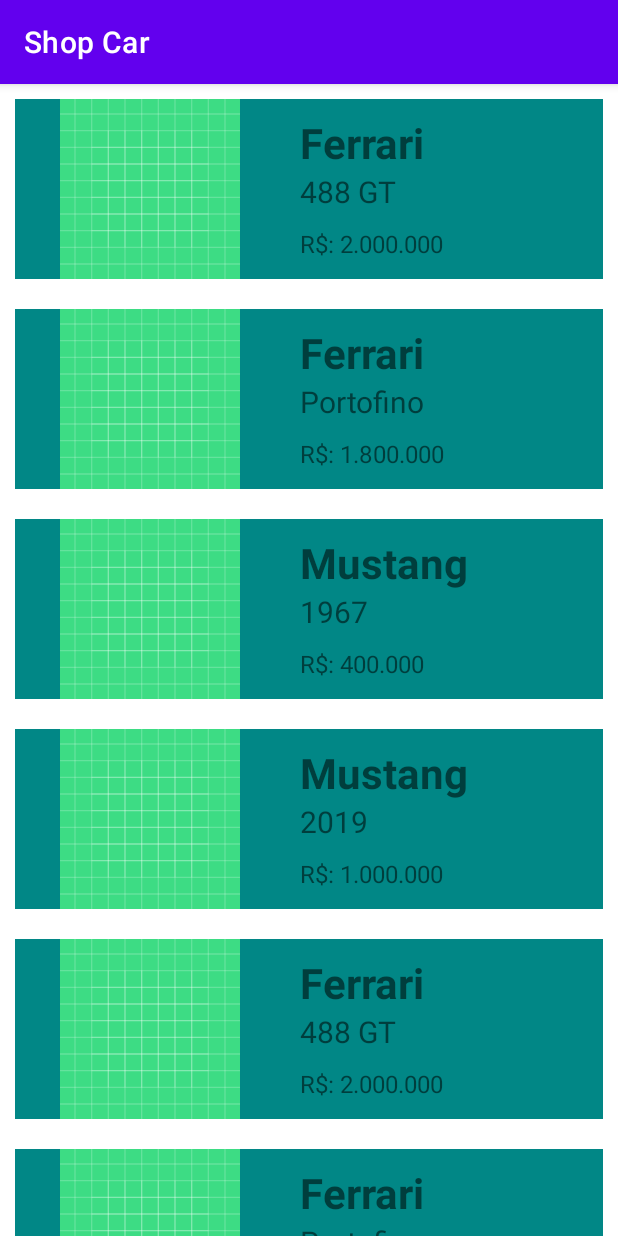
After one commit to CelsoMatiazi/Android_Studies, an Android app: the RecicleViewMainActivityEx3 screen opened directly, with no data from a screen before it, on a phone screen of 412 x 824 dp. The commit adds this screen. Run offline under Robolectric (Android 15) with nearby library versions, the phone set to English and light mode, and no system bars; our stand-ins replace Picasso; pictures from the network do not load.

Commit message:
exercicio de recyclerView carros

```diff
--- a/app/build.gradle
+++ b/app/build.gradle
@@ -33,7 +33,6 @@ android {
 }
 
 dependencies {
-
     implementation "org.jetbrains.kotlin:kotlin-stdlib:$kotlin_version"
     implementation 'androidx.core:core-ktx:1.6.0'
     implementation 'androidx.appcompat:appcompat:1.3.1'
@@ -44,4 +43,6 @@ dependencies {
     androidTestImplementation 'androidx.test.ext:junit:1.1.3'
     androidTestImplementation 'androidx.test.espresso:espresso-core:3.4.0'
     implementation "androidx.viewpager2:viewpager2:1.0.0"
+    implementation 'de.hdodenhof:circleimageview:3.1.0'
+    implementation 'com.squareup.picasso:picasso:2.71828'
 }
--- a/app/src/main/java/com/example/cursoandroiddh/RecicleView/Exemplo1/AlunoViewHolder.kt
+++ b/app/src/main/java/com/example/cursoandroiddh/RecicleView/Exemplo1/ArtistViewHolder.kt
@@ -5,6 +5,6 @@ import android.widget.TextView
 import androidx.recyclerview.widget.RecyclerView
 import com.example.cursoandroiddh.R
 
-class AlunoViewHolder(view: View) : RecyclerView.ViewHolder(view) {
+class ArtistViewHolder(view: View) : RecyclerView.ViewHolder(view) {
    var nome = view.findViewById<TextView>(R.id.TV_recycle_ex1)
 }
--- a/app/src/main/java/com/example/cursoandroiddh/RecicleView/Exemplo1/RecicleViewMainActivity.kt
+++ b/app/src/main/java/com/example/cursoandroiddh/RecicleView/Exemplo1/RecicleViewMainActivity.kt
@@ -6,6 +6,8 @@ import android.os.Bundle
 import android.widget.LinearLayout.VERTICAL
 import androidx.recyclerview.widget.LinearLayoutManager
 import androidx.recyclerview.widget.RecyclerView
+
+
 
 @SuppressLint("WrongConstant")
 class RecicleViewMainActivity : AppCompatActivity() {
@@ -20,7 +22,7 @@ class RecicleViewMainActivity : AppCompatActivity() {
         //GridLayoutManager(this,3,VERTICAL,false)
     }
 
-    private val alunos = listOf(
+    private val artists = listOf(
         "Mike Stern",
         "Scott Henderson",
         "Paco de Lucia",
@@ -46,6 +48,6 @@ class RecicleViewMainActivity : AppCompatActivity() {
         setContentView(recycler)
 
         recycler.layoutManager = manager
-        recycler.adapter = AdapterAlunos(this, alunos)
+        recycler.adapter = AdapterArtists(this, artists)
     }
 }
--- /dev/null
+++ b/app/src/main/java/com/example/cursoandroiddh/RecicleView/Exemplo2/User.kt
@@ -0,0 +1,6 @@
+package com.example.cursoandroiddh.RecicleView.Exemplo2
+
+data class User(
+    var nome: String,
+    var imagemUrl: String
+)
--- /dev/null
+++ b/app/src/main/java/com/example/cursoandroiddh/RecicleView/Exemplo3/CarModel.kt
@@ -0,0 +1,8 @@
+package com.example.cursoandroiddh.RecicleView.Exemplo3
+
+data class CarModel(
+    var marca: String,
+    var modelo: String,
+    var imageUrl: String,
+    var valor: String
+)
--- /dev/null
+++ b/app/src/main/java/com/example/cursoandroiddh/RecicleView/Exemplo3/RecicleViewMainActivityEx3.kt
@@ -0,0 +1,51 @@
+package com.example.cursoandroiddh.RecicleView.Exemplo3
+
+import androidx.appcompat.app.AppCompatActivity
+import android.os.Bundle
+import androidx.recyclerview.widget.LinearLayoutManager
+import androidx.recyclerview.widget.RecyclerView
+import com.example.cursoandroiddh.R
+
+
+
+class RecicleViewMainActivityEx3 : AppCompatActivity() {
+
+    lateinit var recyclerViewEx3: RecyclerView
+    lateinit var adapterEx3: RecyclerViewAdapterEx3
+
+
+    override fun onCreate(savedInstanceState: Bundle?) {
+        super.onCreate(savedInstanceState)
+        setContentView(R.layout.activity_recicle_view_main_ex3)
+
+        title = "Shop Car"
+
+        initiComponentsEx3()
+    }
+
+
+    private fun initCarList(): MutableList<CarModel> {
+
+        return mutableListOf(
+           CarModel("Ferrari", "488 GT", "https://cdn.carbuzz.com/gallery-images/840x560/341000/300/341322.jpg", "R\$: 2.000.000"),
+           CarModel("Ferrari", "Portofino", "https://cdn.motor1.com/images/mgl/Ae27x/s1/ferrari-portofino-m.jpg", "R\$: 1.800.000"),
+           CarModel("Mustang", "1967", "https://images.noticiasautomotivas.com.br/img/f/ford-mustang-1967-03-1024x576.jpg", "R\$: 400.000"),
+           CarModel("Mustang", "2019", "https://3.bp.blogspot.com/-IfLDOl4asmo/W_3FpKkLDKI/AAAAAAAAMAo/rlYjhLcjHksptBJIgwnE53OsEEiGaE_PQCLcBGAs/s1600/FordMustangGT2019-1.jpg", "R\$: 1.000.000"),
+           CarModel("Ferrari", "488 GT", "https://cdn.carbuzz.com/gallery-images/840x560/341000/300/341322.jpg","R\$: 2.000.000"), CarModel("Ferrari", "Portofino", "https://cdn.motor1.com/images/mgl/Ae27x/s1/ferrari-portofino-m.jpg", "R\$: 750.000"),
+           CarModel("Mustang", "1967", "https://images.noticiasautomotivas.com.br/img/f/ford-mustang-1967-03-1024x576.jpg", "R\$: 2.000.000"),
+           CarModel("Mustang", "2019", "https://3.bp.blogspot.com/-IfLDOl4asmo/W_3FpKkLDKI/AAAAAAAAMAo/rlYjhLcjHksptBJIgwnE53OsEEiGaE_PQCLcBGAs/s1600/FordMustangGT2019-1.jpg", "R\$: 1.000.000"),
+        )
+    }
+
+
+    private fun initiComponentsEx3(){
+
+        val cars = initCarList()
+
+        recyclerViewEx3 = findViewById(R.id.recycler_view_ex3)
+        adapterEx3 = RecyclerViewAdapterEx3(cars, this)
+        recyclerViewEx3?.layoutManager = LinearLayoutManager(this)
+        recyclerViewEx3?.adapter = adapterEx3
+
+    }
+}
--- /dev/null
+++ b/app/src/main/java/com/example/cursoandroiddh/RecicleView/Exemplo3/RecyclerViewAdapterEx3.kt
@@ -0,0 +1,48 @@
+package com.example.cursoandroiddh.RecicleView.Exemplo3
+
+import android.view.LayoutInflater
+import android.view.View
+import android.view.ViewGroup
+import android.widget.ImageView
+import android.widget.TextView
+import androidx.recyclerview.widget.RecyclerView
+import com.example.cursoandroiddh.R
+import com.squareup.picasso.Picasso
+
+
+class RecyclerViewAdapterEx3(
+    private var cars: MutableList<CarModel>,
+    private val carView: RecicleViewMainActivityEx3
+): RecyclerView.Adapter<RecyclerViewAdapterEx3.CarViewHolder>() {
+
+
+
+    override fun onCreateViewHolder(parent: ViewGroup, viewType: Int): CarViewHolder {
+        val view = LayoutInflater.from(parent.context).inflate(R.layout.layout_recycler_ex3, parent, false)
+        return CarViewHolder(view)
+    }
+
+    override fun onBindViewHolder(holder: CarViewHolder, position: Int) {
+        Picasso.get()
+            .load(cars[position].imageUrl)
+            .placeholder(R.drawable.ic_launcher_background)
+            .into((holder.imagem))
+
+        holder.marca.text = cars[position].marca
+        holder.modelo.text = cars[position].modelo
+        holder.valor.text = cars[position].valor
+
+    }
+
+    override fun getItemCount(): Int {
+        return cars.size
+    }
+
+
+    class CarViewHolder(itemView: View): RecyclerView.ViewHolder(itemView){
+        var imagem: ImageView = itemView.findViewById(R.id.IV_ex3_image)
+        var marca: TextView = itemView.findViewById(R.id.TV_ex3_marca)
+        var modelo: TextView = itemView.findViewById(R.id.TV_ex3_modelo)
+        var valor: TextView = itemView.findViewById(R.id.TV_ex3_valor)
+    }
+}
--- /dev/null
+++ b/app/src/main/res/layout/activity_recicle_view_main_ex3.xml
@@ -0,0 +1,15 @@
+<?xml version="1.0" encoding="utf-8"?>
+<LinearLayout xmlns:android="http://schemas.android.com/apk/res/android"
+    xmlns:app="http://schemas.android.com/apk/res-auto"
+    xmlns:tools="http://schemas.android.com/tools"
+    android:layout_width="match_parent"
+    android:layout_height="match_parent"
+    tools:context=".RecicleView.Exemplo3.RecicleViewMainActivityEx3">
+
+
+    <androidx.recyclerview.widget.RecyclerView
+        android:id="@+id/recycler_view_ex3"
+        android:layout_width="match_parent"
+        android:layout_height="match_parent"/>
+
+</LinearLayout>
--- /dev/null
+++ b/app/src/main/res/layout/layout_recycler_ex3.xml
@@ -0,0 +1,61 @@
+<?xml version="1.0" encoding="utf-8"?>
+<LinearLayout xmlns:android="http://schemas.android.com/apk/res/android"
+    android:layout_width="match_parent"
+    android:orientation="vertical"
+    android:padding="10dp"
+    android:layout_height="140dp">
+
+    <LinearLayout
+        android:layout_width="match_parent"
+        android:layout_height="match_parent"
+        android:background="@color/teal_700"
+        android:orientation="horizontal">
+
+
+        <ImageView
+            android:id="@+id/IV_ex3_image"
+            android:layout_width="180dp"
+            android:layout_height="match_parent"
+        />
+
+        <LinearLayout
+            android:layout_width="match_parent"
+            android:layout_height="match_parent"
+            android:orientation="vertical"
+            android:padding="10dp"
+            >
+
+            <TextView
+                android:id="@+id/TV_ex3_marca"
+                android:layout_width="match_parent"
+                android:layout_height="wrap_content"
+                android:text="Ferrari"
+                android:textSize="28dp"
+                android:textStyle="bold"
+                />
+
+
+            <TextView
+                android:id="@+id/TV_ex3_modelo"
+                android:layout_width="match_parent"
+                android:layout_height="wrap_content"
+                android:text="Ferrari"
+                android:textSize="20dp"
+
+            />
+
+
+            <TextView
+                android:id="@+id/TV_ex3_valor"
+                android:layout_width="match_parent"
+                android:layout_height="wrap_content"
+                android:paddingTop="10dp"
+                android:text="R$ 200.00"
+                android:textSize="16dp"
+                />
+
+        </LinearLayout>
+
+    </LinearLayout>
+
+</LinearLayout>
```
Also changed, not shown: app/src/main/AndroidManifest.xml (+20 -0 lines), app/src/main/java/com/example/cursoandroiddh/RecicleView/Exemplo1/AdapterArtists.kt (renamed from app/src/main/java/com/example/cursoandroiddh/RecicleView/Exemplo1/AdapterAlunos.kt, +12 -11 lines), app/src/main/java/com/example/cursoandroiddh/RecicleView/Exemplo2/RecyclerMainActivityEx2.kt (added, +55 -0 lines), app/src/main/java/com/example/cursoandroiddh/RecicleView/Exemplo2/RecyclerViewAdapter.kt (added, +44 -0 lines), app/src/main/res/layout/activity_recycler_main_ex2.xml (added, +20 -0 lines), app/src/main/res/layout/item_layout_recycler_view_ex2.xml (added, +34 -0 lines).
